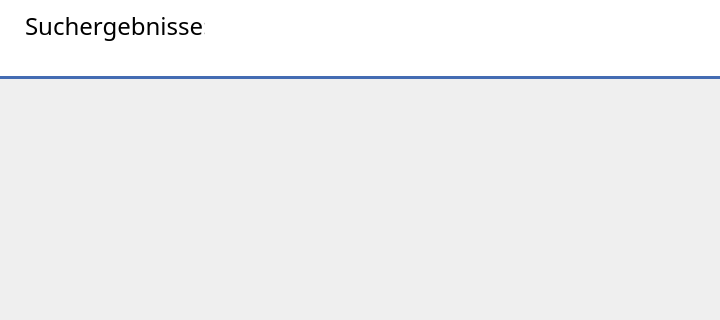
This is searchresult.ui in orgnnice/OrgNNice as Qt 5 draws it before an edit; both pictures show x 0 to 720 and y 0 to 320 of the 720 by 620 pixel window. The edited form follows.
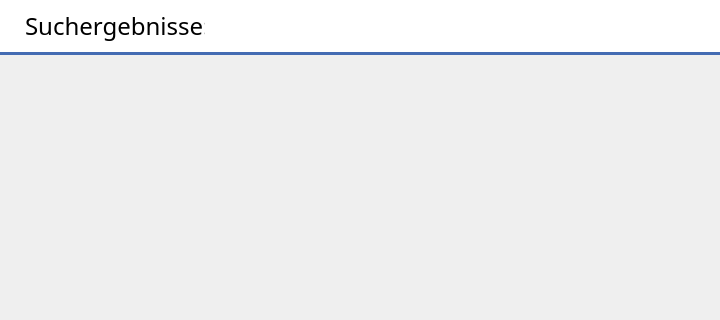
This is the edited form.

Diff of the .ui file:
```diff
--- a/searchresult.ui
+++ b/searchresult.ui
@@ -57,7 +57,7 @@
        <number>0</number>
       </property>
       <item>
-       <layout class="QVBoxLayout" name="verticalLayout">
+       <layout class="QHBoxLayout" name="horizontalLayout">
         <property name="leftMargin">
          <number>25</number>
         </property>
@@ -95,12 +95,16 @@
          <widget class="QLabel" name="label">
           <property name="font">
            <font>
-            <pointsize>12</pointsize>
+            <family>Yu Gothic UI</family>
+            <pointsize>14</pointsize>
            </font>
           </property>
           <property name="text">
            <string/>
           </property>
+          <property name="alignment">
+           <set>Qt::AlignBottom|Qt::AlignLeading|Qt::AlignLeft</set>
+          </property>
          </widget>
         </item>
        </layout>
@@ -141,7 +145,7 @@
         <x>0</x>
         <y>0</y>
         <width>720</width>
-        <height>545</height>
+        <height>567</height>
        </rect>
       </property>
       <layout class="QGridLayout" name="gridLayout">
@@ -157,6 +161,9 @@
        <property name="bottomMargin">
         <number>20</number>
        </property>
+       <property name="verticalSpacing">
+        <number>25</number>
+       </property>
       </layout>
      </widget>
     </widget>
```
Left out of the diff: 52 changed lines with no effect on the pictures.
